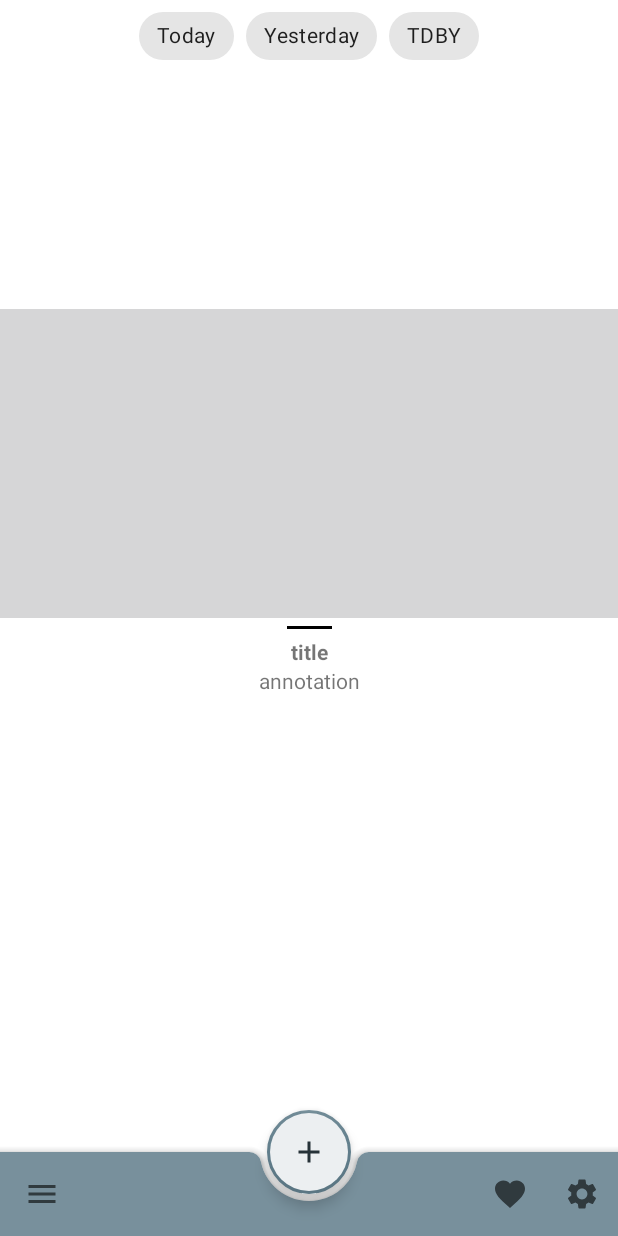
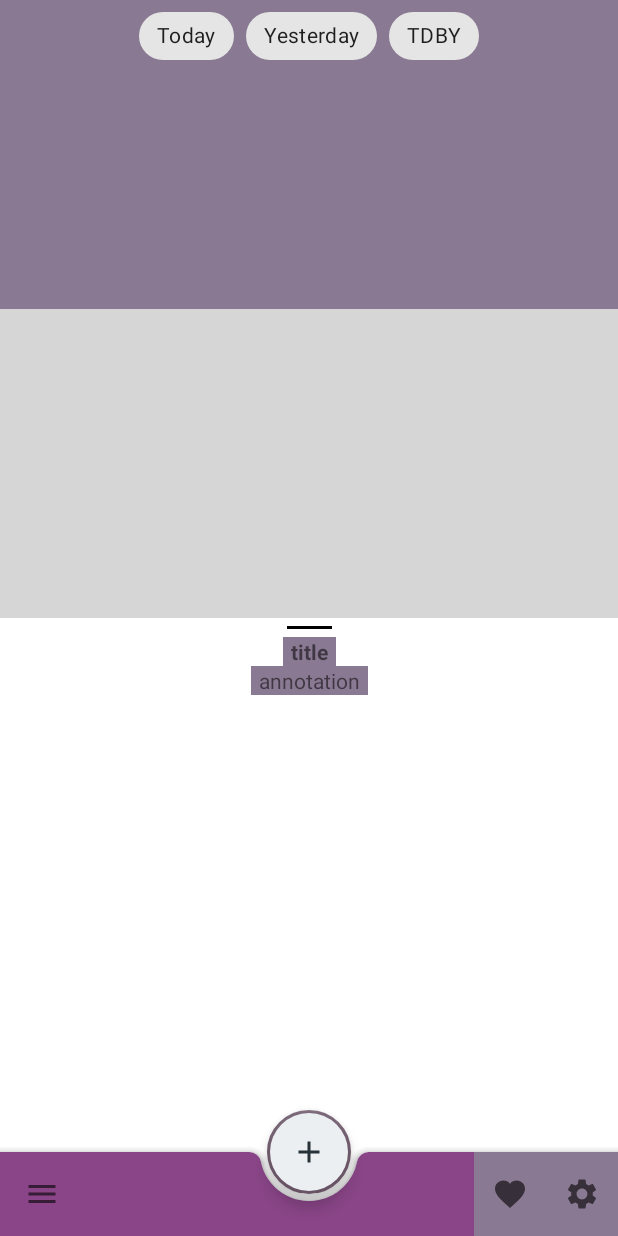
Before and after one commit to PolinaRrr/MD_GBProject, an Android app: the screen it shows after launch (MainActivity), on a phone screen of 412 x 824 dp. Run offline under Robolectric (Android 15) with nearby library versions, the phone set to English and light mode, and no system bars; pictures from the network do not load.

Commit message:
HW 2
Новые цвета

```diff
--- a/app/src/main/AndroidManifest.xml
+++ b/app/src/main/AndroidManifest.xml
@@ -9,7 +9,7 @@
         android:label="@string/app_name"
         android:roundIcon="@mipmap/ic_launcher_round"
         android:supportsRtl="true"
-        android:theme="@style/GrayThemeProject">
+        android:theme="@style/MagentaThemeProject">
         <activity
             android:name=".view.MainActivity"
             android:exported="true">
--- a/app/src/main/res/values/attr.xml
+++ b/app/src/main/res/values/attr.xml
@@ -16,4 +16,6 @@
     <attr name="brandColor_colorOnTertiary" format="reference"/>
     <attr name="brandColor_colorTertiaryContainer" format="reference"/>
     <attr name="brandColor_colorOnTertiaryContainer" format="reference"/>
+    <attr name="brandColor_background" format="reference"/>
+    <attr name="brandColor_onBackground" format="reference"/>
 </resources>
--- a/app/src/main/res/values/themes.xml
+++ b/app/src/main/res/values/themes.xml
@@ -5,22 +5,23 @@
 
         <item name="windowActionBar">false</item>
         <item name="windowNoTitle">true</item>
-        <item name="colorPrimary">@color/blue_gray_500</item>
-        <item name="colorPrimaryVariant">@color/blue_gray_900</item>
-        <item name="colorOnPrimary">@color/blue_gray_300</item>
-        <item name="android:navigationBarColor">@color/blue_gray_500</item>
-        <item name="colorPrimaryContainer">@color/blue_gray_100</item>
-        <item name="colorOnPrimaryContainer">@color/blue_gray_900</item>
-        <item name="colorPrimaryInverse">@color/blue_gray_200</item>
-        <item name="colorSecondary">@color/blue_gray_600</item>
-        <item name="colorOnSecondary">@color/blue_gray_100</item>
-        <item name="colorSecondaryContainer">@color/blue_gray_100</item>
-        <item name="colorOnSecondaryContainer">@color/blue_gray_900</item>
-        <item name="colorTertiary">@color/blue_gray_600</item>
-        <item name="colorOnTertiary">@color/white</item>
-        <item name="colorTertiaryContainer">@color/blue_gray_100</item>
-        <item name="colorOnTertiaryContainer">@color/blue_gray_900</item>
-
+        <item name="colorPrimary">?brandColor_colorPrimary</item>
+        <item name="colorPrimaryVariant">?brandColor_colorPrimaryVariant</item>
+        <item name="colorOnPrimary">?brandColor_colorOnPrimary</item>
+        <item name="android:navigationBarColor">?brandColor_navigationBarColor</item>
+        <item name="colorPrimaryContainer">?brandColor_colorPrimaryContainer</item>
+        <item name="colorOnPrimaryContainer">?brandColor_colorOnPrimaryContainer</item>
+        <item name="colorPrimaryInverse">?brandColor_colorPrimaryInverse</item>
+        <item name="colorSecondary">?brandColor_colorSecondary</item>
+        <item name="colorOnSecondary">?brandColor_colorOnSecondary</item>
+        <item name="colorSecondaryContainer">?brandColor_colorSecondaryContainer</item>
+        <item name="colorOnSecondaryContainer">?colorOnSecondaryContainer</item>
+        <item name="colorTertiary">?brandColor_colorTertiary</item>
+        <item name="colorOnTertiary">?brandColor_colorOnTertiary</item>
+        <item name="colorTertiaryContainer">?brandColor_colorTertiaryContainer</item>
+        <item name="colorOnTertiaryContainer">?brandColor_colorOnTertiaryContainer</item>
+        <item name="android:background">?brandColor_background</item>
+        <item name="colorOnBackground">?brandColor_onBackground</item>
         <!-- Secondary brand color. -->
 
         <item name="colorSecondaryVariant">@color/teal_700</item>
@@ -37,6 +38,24 @@
 
     <style name="MagentaThemeProject" parent="GrayThemeProject">
         <item name="brandColor">@color/dark_moderate_magenta</item>
+        <item name="brandColor_colorPrimary">@color/md_theme_light_primary</item>
+        <item name="brandColor_colorSecondary">@color/md_theme_light_secondary</item>
+        <item name="brandColor_colorPrimaryVariant">@color/md_theme_light_PrimaryVariant</item>
+        <item name="brandColor_colorOnPrimary">@color/md_theme_light_onPrimary</item>
+        <item name="brandColor_navigationBarColor">@color/md_theme_light_navigationBarColor</item>
+        <item name="brandColor_colorPrimaryContainer">@color/md_theme_light_primaryContainer</item>
+        <item name="brandColor_colorOnPrimaryContainer">@color/md_theme_light_onPrimaryContainer</item>
+        <item name="brandColor_colorPrimaryInverse">@color/md_theme_light_colorPrimaryInverse</item>
+        <item name="brandColor_colorOnSecondary">@color/md_theme_light_onSecondary</item>
+        <item name="brandColor_colorSecondaryContainer">@color/md_theme_light_secondaryContainer</item>
+        <item name="brandColor_colorOnSecondaryContainer">@color/md_theme_light_onSecondaryContainer</item>
+        <item name="brandColor_colorTertiary">@color/md_theme_light_tertiary</item>
+        <item name="brandColor_colorOnTertiary">@color/md_theme_light_onTertiary</item>
+        <item name="brandColor_colorTertiaryContainer">@color/md_theme_light_tertiaryContainer</item>
+        <item name="brandColor_colorOnTertiaryContainer">@color/md_theme_light_onTertiaryContainer</item>
+        <item name="brandColor_background">@color/md_theme_light_background</item>
+        <item name="brandColor_onBackground">@color/md_theme_light_onBackground</item>
+
     </style>
 
 
```
Also changed, not shown: app/src/main/res/values/colors.xml (+7 -16 lines).
